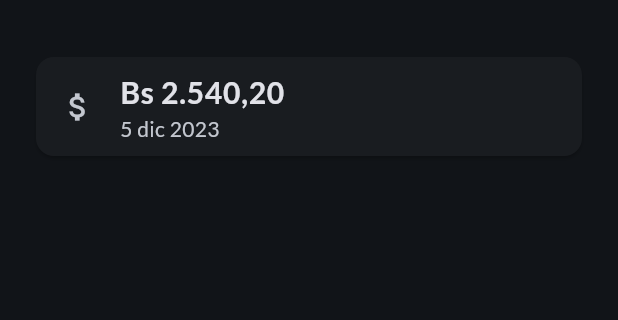
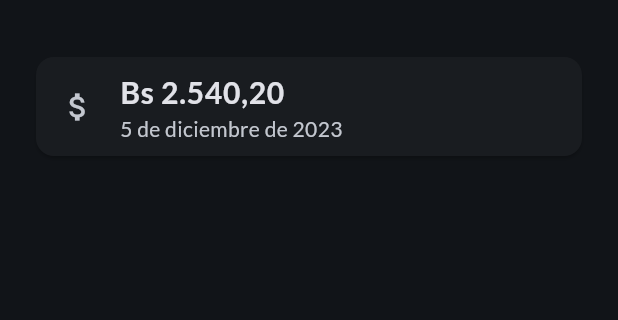
Before and after one commit to Jose20025/arqueo_caja, a Flutter app: the screen it shows after launch, on a phone screen of 412 x 824 dp, the part 63-383 px from its top. Run offline on Flutter 3.47's test engine with Material 3 defaults, Android fonts, the phone set to English and light mode, and no system bars; our stand-ins replace google_fonts.

Commit message:
changes in date format

```diff
--- a/lib/custom/cashcount_card.dart
+++ b/lib/custom/cashcount_card.dart
@@ -16,7 +16,7 @@ class CashCountCard extends StatelessWidget {
           NumberFormat.currency().format(cashCount.amount),
           style: const TextStyle(fontSize: 20, fontWeight: FontWeight.bold),
         ),
-        subtitle: Text(DateFormat.yMMMd().format(cashCount.date)),
+        subtitle: Text(DateFormat.yMMMMd().format(cashCount.date)),
       ),
     );
   }
```
